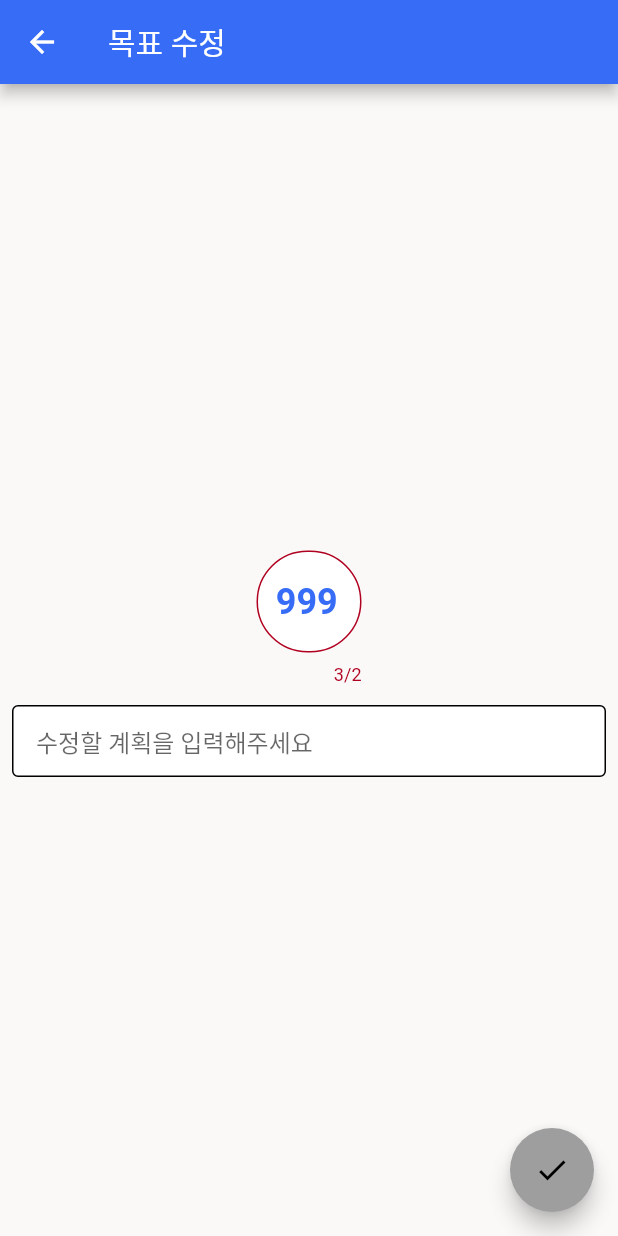
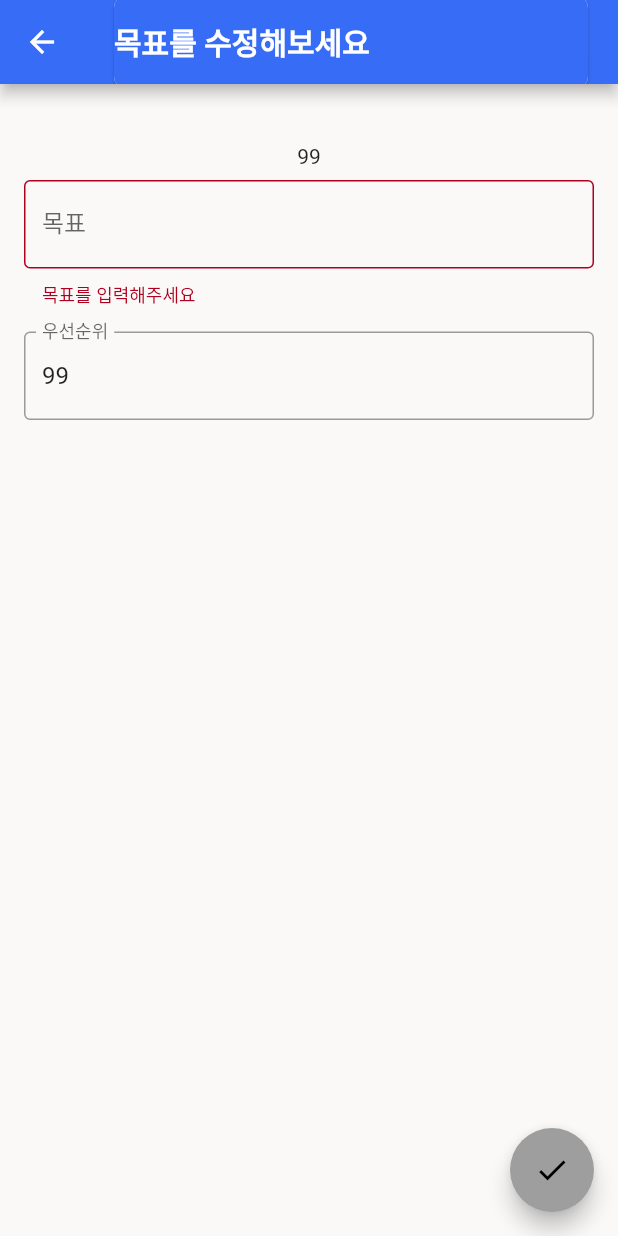
Before and after one commit to kimwlsgh33/leadu, a Flutter app: the GoalEditScreen screen opened directly with empty values, after a tap on the "check" icon, on a phone screen of 412 x 824 dp. Run offline on Flutter 3.47's test engine with Material 2 defaults, Android fonts, the phone set to English and light mode, and no system bars; drawn by our look-alikes of animated_text_kit; our stand-ins replace bloc_concurrency, flutter_bloc, get, google_fonts, logger, rxdart and 2 more; accounts and stored records are empty.

Commit message:
Add: Priority

```diff
--- a/lib/src/model/entities/goal.dart
+++ b/lib/src/model/entities/goal.dart
@@ -19,7 +19,7 @@ class Goal {
     this.parentId = 'root',
     required this.content,
     required this.goalDate,
-    this.priority = 999,
+    this.priority = 99,
     this.done = false,
   });
 
--- a/lib/src/presenter/views/goals/components/answer_card.dart
+++ b/lib/src/presenter/views/goals/components/answer_card.dart
@@ -1,8 +1,6 @@
 import 'package:flutter/material.dart';
 import 'package:get/get.dart';
 import 'package:leadu/src/base/utils.dart';
-import 'package:leadu/src/config/routes/getx_routes.dart';
-import 'package:leadu/src/config/routes/routes.dart';
 import 'package:leadu/src/presenter/views/goals/goal_edit_screen.dart';
 import '../../../../model/entities/goal.dart';
 
@@ -63,7 +61,9 @@ class AnswerCard extends StatelessWidget {
                   transition: Transition.circularReveal,
                 ),
                 child: Container(
-                  padding: const EdgeInsets.all(8),
+                  width: 35,
+                  height: 35,
+                  alignment: Alignment.center,
                   decoration: onPressed != null
                       ? BoxDecoration(
                           borderRadius: BorderRadius.circular(30),
--- a/lib/src/presenter/views/goals/goal_edit_screen.dart
+++ b/lib/src/presenter/views/goals/goal_edit_screen.dart
@@ -1,10 +1,10 @@
 import 'package:flutter/material.dart';
 import 'package:flutter_bloc/flutter_bloc.dart';
+import 'package:get/get.dart';
 import 'package:leadu/src/base/utils.dart';
 import 'package:leadu/src/model/entities/goal.dart';
 import 'package:leadu/src/presenter/blocs/providers/goal_bloc.dart';
-import 'package:leadu/src/presenter/widgets/circle_input.dart';
-import 'package:leadu/src/presenter/widgets/full_textfield.dart';
+import 'package:leadu/src/presenter/widgets/typing_card.dart';
 
 class GoalEditScreen extends StatefulWidget {
   const GoalEditScreen({
@@ -54,8 +54,19 @@ class _GoalEditScreenState extends State<GoalEditScreen> {
               builder: (context, goal) {
                 return TextButton(
                   onPressed: () {
-                    context.read<GoalBloc>().add(EditGoal(goal));
-                    Navigator.of(context).pop(widget.goal);
+                    context.read<GoalBloc>().add(EditGoal(goal.copyWith(
+                          content: _textController.text,
+                          priority: int.parse(_priorityController.text),
+                        )));
+                    Get.toNamed('/goal');
+                    Get.snackbar(
+                      '수정 완료',
+                      '수정이 완료되었습니다',
+                      snackPosition: SnackPosition.TOP,
+                      backgroundColor: Colors.green,
+                      colorText: Colors.white,
+                      duration: const Duration(seconds: 2),
+                    );
                   },
                   child: const Text('확인'),
                 );
@@ -65,34 +76,64 @@ class _GoalEditScreenState extends State<GoalEditScreen> {
     );
   }
 
+  final _formKey = GlobalKey<FormState>();
+
   @override
   Widget build(BuildContext context) {
     return Scaffold(
       appBar: AppBar(
-        title: const Text('목표 수정'),
+        title: const TypingCard(
+          text: "목표를 수정해보세요",
+        ),
       ),
       body: Padding(
-        padding: const EdgeInsets.all(8.0),
-        child: Column(
-          mainAxisAlignment: MainAxisAlignment.center,
-          children: [
-            CircleInput(
-              textController: _priorityController,
-              onSubmitted: (value) {},
-              hintText: '우선순위',
-            ),
-            smallVerticalSpace(),
-            FullRowTextField(
-              controller: _textController,
-              hintText: '수정할 계획을 입력해주세요',
-              onSubmitted: (value) {},
-              border: const OutlineInputBorder(),
-            ),
-          ],
+        padding: const EdgeInsets.all(16),
+        child: Form(
+          key: _formKey,
+          child: Column(
+            children: [
+              Text(widget.goal.content),
+              smallVerticalSpace(),
+              Text(widget.goal.priority.toString()),
+              smallVerticalSpace(),
+              TextFormField(
+                controller: _textController,
+                validator: (value) {
+                  if (value!.isEmpty) {
+                    return '목표를 입력해주세요';
+                  }
+                  return null;
+                },
+                decoration: const InputDecoration(
+                  border: OutlineInputBorder(),
+                  labelText: '목표',
+                ),
+              ),
+              mediumVerticalSpace(),
+              TextFormField(
+                controller: _priorityController,
+                validator: (value) {
+                  if (value!.isEmpty) {
+                    return '우선순위를 입력해주세요';
+                  }
+                  return null;
+                },
+                decoration: const InputDecoration(
+                  border: OutlineInputBorder(),
+                  labelText: '우선순위',
+                ),
+                keyboardType: TextInputType.number,
+              )
+            ],
+          ),
         ),
       ),
       floatingActionButton: FloatingActionButton(
-        onPressed: () {},
+        onPressed: () {
+          if (_formKey.currentState!.validate()) {
+            _onSubmitted();
+          }
+        },
         child: const Icon(Icons.check),
       ),
     );
--- a/lib/src/presenter/views/goals/goal_screen.dart
+++ b/lib/src/presenter/views/goals/goal_screen.dart
@@ -5,7 +5,7 @@ import 'package:leadu/src/presenter/blocs/providers/goal_bloc.dart';
 import 'package:leadu/src/presenter/widgets/full_textfield.dart';
 import 'package:leadu/src/presenter/widgets/goal_btn_bar.dart';
 import 'package:leadu/src/presenter/widgets/list_item.dart';
-import 'package:leadu/src/presenter/widgets/quest_card.dart';
+import 'package:leadu/src/presenter/widgets/typing_card.dart';
 import '../../../base/utils.dart';
 
 class GoalScreen extends StatefulWidget {
@@ -17,7 +17,6 @@ class GoalScreen extends StatefulWidget {
 
 class _GoalScreenState extends State<GoalScreen> with TickerProviderStateMixin {
   final TextEditingController _textController = TextEditingController();
-  final _listKey = GlobalKey<AnimatedListState>();
 
   @override
   Widget build(BuildContext context) {
@@ -36,8 +35,8 @@ class _GoalScreenState extends State<GoalScreen> with TickerProviderStateMixin {
               padding: const EdgeInsets.all(16),
               child: Column(
                 children: [
-                  const QuestCard(
-                    quest: '만약 어떤 목표라도 성취할수있는\n 능력을 가지고 있다면?',
+                  const TypingCard(
+                    text: '만약 어떤 목표라도 성취할수있는\n 능력을 가지고 있다면?',
                     icon: Icons.where_to_vote_rounded,
                   ),
                   smallVerticalSpace(),
@@ -75,7 +74,6 @@ class _GoalScreenState extends State<GoalScreen> with TickerProviderStateMixin {
                 }
 
                 return ListView.separated(
-                  key: _listKey,
                   padding: const EdgeInsets.symmetric(horizontal: 16),
                   itemCount: roots.length,
                   itemBuilder: (context, index) => ListItem(
--- a/lib/src/presenter/widgets/circle_input.dart
+++ b/lib/src/presenter/widgets/circle_input.dart
@@ -3,12 +3,12 @@ import 'package:flutter/material.dart';
 class CircleInput extends StatelessWidget {
   const CircleInput({
     super.key,
-    required this.textController,
+    required this.controller,
     required this.onSubmitted,
     this.hintText = '',
   });
 
-  final TextEditingController textController;
+  final TextEditingController controller;
   final Function(String) onSubmitted;
   final String hintText;
 
@@ -19,7 +19,7 @@ class CircleInput extends StatelessWidget {
       height: 100,
       width: 70,
       child: TextField(
-        controller: textController,
+        controller: controller,
         textAlign: TextAlign.center,
         style: TextStyle(
           color: Theme.of(context).colorScheme.primary,
--- a/lib/src/presenter/widgets/full_icon_button.dart
+++ b/lib/src/presenter/widgets/full_icon_button.dart
@@ -20,7 +20,7 @@ class FullIconButton extends StatelessWidget {
       clipBehavior: Clip.hardEdge,
       shape: const CircleBorder(),
       child: InkWell(
-        splashColor: Theme.of(context).colorScheme.primary,
+        splashColor: Colors.red,
         onTap: onTap,
         child: Container(
           decoration: BoxDecoration(
--- a/lib/src/presenter/widgets/list_item.dart
+++ b/lib/src/presenter/widgets/list_item.dart
@@ -6,6 +6,7 @@ import 'package:leadu/src/config/routes/getx_routes.dart';
 import 'package:leadu/src/model/entities/goal.dart';
 import 'package:leadu/src/base/utils.dart';
 import 'package:leadu/src/presenter/views/goals/components/answer_card.dart';
+import 'package:leadu/src/presenter/views/goals/goal_detail_screen.dart';
 import 'package:leadu/src/presenter/widgets/error_container.dart';
 import 'package:leadu/src/presenter/widgets/success_container.dart';
 
@@ -68,8 +69,8 @@ class ListItem extends StatelessWidget {
         child: AnswerCard(
           goal: goal,
           onPressed: () => Get.toNamed(
-            GetRouter.goalDetail,
-            parameters: {"goal": jsonEncode(goal.toMap())},
+            "${GetRouter.goalDetail}/id=${goal.id}",
+            arguments: goal,
           ),
           onRemove: onRemove,
         ),
--- a/lib/src/presenter/widgets/quest_card.dart
+++ b/lib/src/presenter/widgets/typing_card.dart
@@ -3,14 +3,14 @@ import 'package:flutter/material.dart';
 
 const _cardRadius = 8.0;
 
-class QuestCard extends StatelessWidget {
-  final String quest;
-  final IconData icon;
+class TypingCard extends StatelessWidget {
+  final String text;
+  final IconData? icon;
 
-  const QuestCard({
+  const TypingCard({
     super.key,
-    required this.quest,
-    required this.icon,
+    required this.text,
+    this.icon,
   });
 
   @override
@@ -27,16 +27,17 @@ class QuestCard extends StatelessWidget {
         ),
         child: Row(
           children: [
-            Padding(
-              padding: const EdgeInsets.symmetric(horizontal: 16),
-              child: Icon(
-                icon,
-                color: Theme.of(context).colorScheme.onPrimary,
-              ),
-            ),
+            if (icon != null)
+              Padding(
+                  padding: const EdgeInsets.symmetric(horizontal: 16),
+                  child: Icon(
+                    icon,
+                    color: Colors.white,
+                    size: 40,
+                  )),
             AnimatedTextKit(animatedTexts: [
               TypewriterAnimatedText(
-                quest,
+                text,
                 textStyle: Theme.of(context).textTheme.titleLarge!.copyWith(
                       color: Theme.of(context).colorScheme.onPrimary,
                       fontWeight: FontWeight.bold,
--- a/pubspec.yaml
+++ b/pubspec.yaml
@@ -57,6 +57,7 @@ dependencies:
   rxdart: ^0.27.7
   bloc_concurrency: ^0.2.0
   animated_text_kit: ^4.2.2
+  equatable: ^2.0.5
 
 dev_dependencies:
   flutter_test:
```
Also changed, not shown: lib/main.dart (+7 -6 lines), lib/src/presenter/blocs/providers/goal_bloc.dart (+15 -10 lines), lib/src/presenter/views/goals/goal_detail_screen.dart (+17 -13 lines), lib/src/presenter/views/todos/tomorrow_screen.dart (+11 -18 lines), pubspec.lock.
